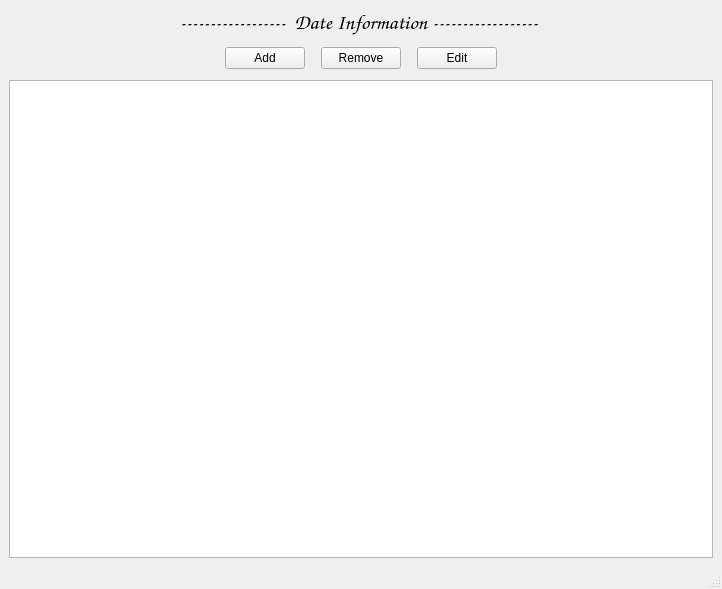
Old version of the form mainwindow.ui in the repository DmytroHoliaka/To-Doing.
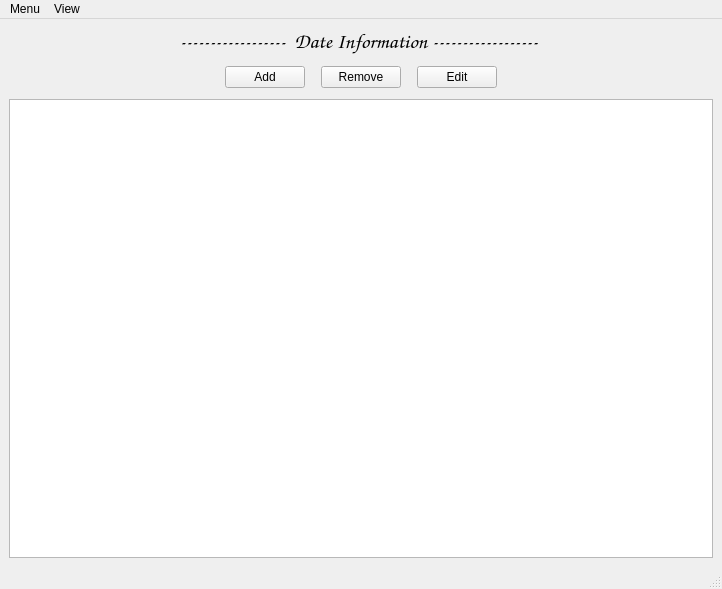
New version of the form.

Commit message: Windows and Tray: Added display on top of other windows, menu exit, and alerts as tray methods

The edit to the form file:
```diff
--- a/mainwindow.ui
+++ b/mainwindow.ui
@@ -222,6 +222,22 @@
      <height>21</height>
     </rect>
    </property>
+   <widget class="QMenu" name="menuView">
+    <property name="title">
+     <string>View</string>
+    </property>
+    <addaction name="separator"/>
+    <addaction name="actionAlways_on_top"/>
+    <addaction name="actionReset_to_default"/>
+   </widget>
+   <widget class="QMenu" name="menuMenu">
+    <property name="title">
+     <string>Menu</string>
+    </property>
+    <addaction name="actionExit"/>
+   </widget>
+   <addaction name="menuMenu"/>
+   <addaction name="menuView"/>
   </widget>
   <widget class="QStatusBar" name="statusbar"/>
  </widget>
```
Left out of the diff: 17 changed lines with no effect on the pictures. The commit also changes 2 other files.
